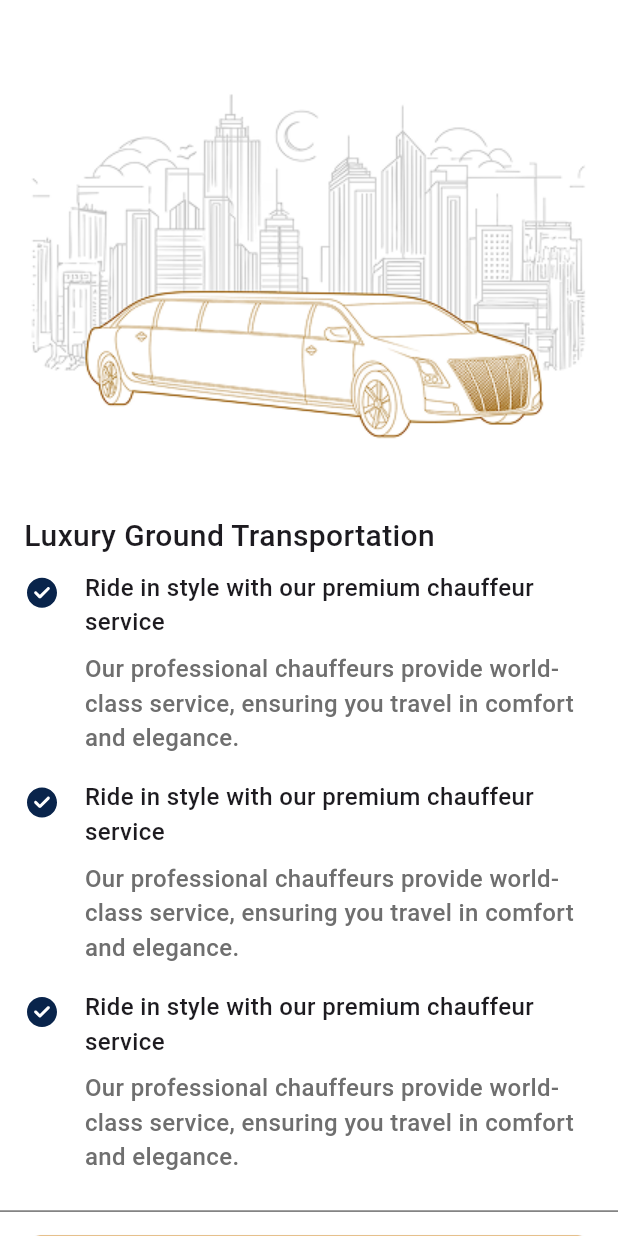
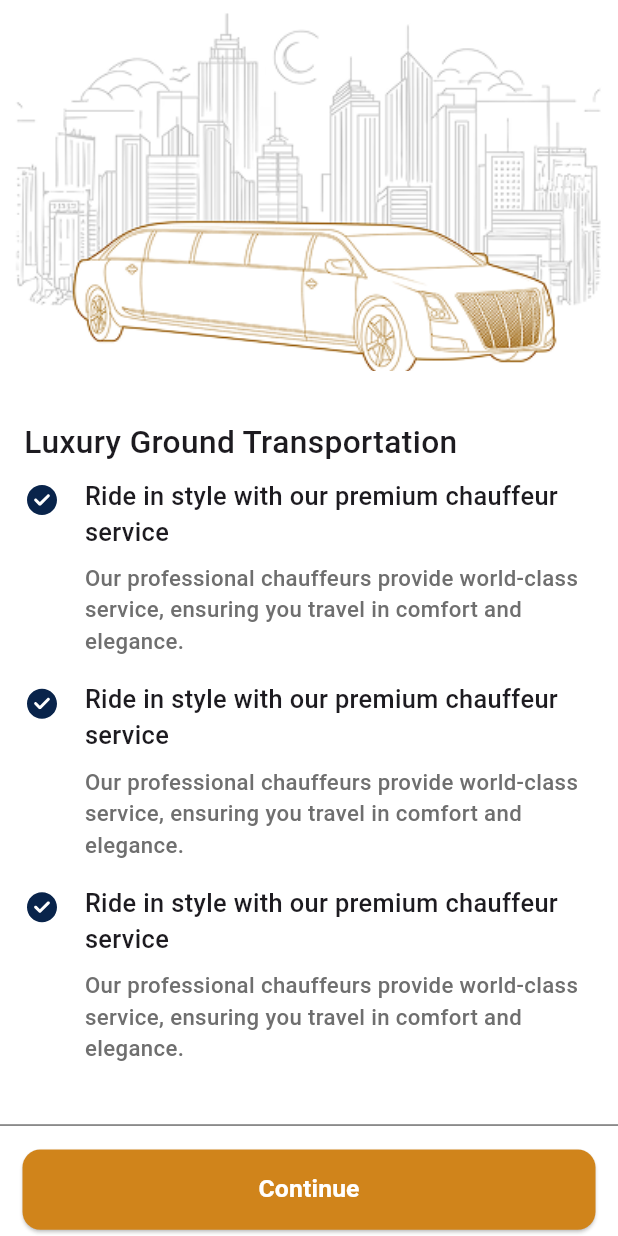
Before and after one commit to moizbhatti112/stitchmate, a Flutter app: the screen it shows after launch, after a tap on an icon or button, on a phone screen of 412 x 824 dp. Run offline on Flutter 3.47's test engine with Material 3 defaults, Android fonts, the phone set to English and light mode, and no system bars; our stand-ins replace flutter_svg, font_awesome_flutter, image_picker; Roboto replaces fonts that are missing (HelveticaNeueMedium, PP Neue Montreal); project files that could hold a hidden picture were left out.

Commit message:
made responsive

```diff
--- a/lib/features/home/ground_transport/views/welcome_screen.dart
+++ b/lib/features/home/ground_transport/views/welcome_screen.dart
@@ -9,164 +9,32 @@ class WelcomeScreen extends StatelessWidget {
   @override
   Widget build(BuildContext context) {
     final size = MediaQuery.sizeOf(context);
+    double responsiveFont(double fontSize) {
+      return size.width * (fontSize / 390); // Adjusting according to iPhone 14 width
+    }
+
     return Scaffold(
       backgroundColor: bgColor,
       body: SingleChildScrollView(
         child: Column(
           children: [
-            Image.asset('assets/images/limo.png'),
+            Image.asset('assets/images/limo.png',height: size.height*0.3,width: double.infinity,fit: BoxFit.cover,),
             Padding(
               padding: const EdgeInsets.symmetric(horizontal: 16),
               child: Column(
                 crossAxisAlignment: CrossAxisAlignment.start,
-                mainAxisAlignment: MainAxisAlignment.start,
                 children: [
-                  Align(
-                    alignment: Alignment.centerLeft,
-                    child: Text(
-                      'Luxury Ground Transportation',
-                      style: TextStyle(
-                        fontSize: 20,
-                        fontFamily: 'PP Neue Montreal',
-                        fontWeight: FontWeight.w500,
-                      ),
+                  SizedBox(height: size.height*0.04,),
+                  Text(
+                    'Luxury Ground Transportation',
+                    style: TextStyle(
+                      fontSize: responsiveFont(20),
+                      fontFamily: 'PP Neue Montreal',
+                      fontWeight: FontWeight.w500,
                     ),
                   ),
                   SizedBox(height: size.height * 0.01),
-                  Row(
-                    crossAxisAlignment:
-                        CrossAxisAlignment.start, // Align to the top
-                    children: [
-                      Padding(
-                        padding: const EdgeInsets.only(
-                          top: 3,
-                        ), // Fine-tune vertical alignment
-                        child: SvgPicture.asset('assets/icons/tick.svg'),
-                      ),
-                      SizedBox(width: size.width * 0.04),
-                      Column(
-                        crossAxisAlignment: CrossAxisAlignment.start,
-                        children: [
-                          Text(
-                            'Ride in style with our premium chauffeur',
-                            style: TextStyle(
-                              fontSize: 16,
-                              fontFamily: 'PP Neue Montreal',
-                              fontWeight: FontWeight.w500,
-                            ),
-                          ),
-                          Text(
-                            'service',
-                            style: TextStyle(
-                              fontSize: 16,
-                              fontFamily: 'PP Neue Montreal',
-                              fontWeight: FontWeight.w500,
-                            ),
-                          ),
-                          SizedBox(height: size.height * 0.01),
-                          Text(
-                            'Our professional chauffeurs provide world-\nclass service, ensuring you travel in comfort\nand elegance.',
-                            style: TextStyle(
-                              fontSize: 16,
-                              fontFamily: 'PP Neue Montreal',
-                              fontWeight: FontWeight.w500,
-                              color: grey,
-                            ),
-                          ),
-                        ],
-                      ),
-                    ],
-                  ),
-                  SizedBox(height: size.height * 0.02),
-                  Row(
-                    crossAxisAlignment:
-                        CrossAxisAlignment.start, // Align to the top
-                    children: [
-                      Padding(
-                        padding: const EdgeInsets.only(
-                          top: 3,
-                        ), // Fine-tune vertical alignment
-                        child: SvgPicture.asset('assets/icons/tick.svg'),
-                      ),
-                      SizedBox(width: size.width * 0.04),
-                      Column(
-                        crossAxisAlignment: CrossAxisAlignment.start,
-                        children: [
-                          Text(
-                            'Ride in style with our premium chauffeur',
-                            style: TextStyle(
-                              fontSize: 16,
-                              fontFamily: 'PP Neue Montreal',
-                              fontWeight: FontWeight.w500,
-                            ),
-                          ),
-                          Text(
-                            'service',
-                            style: TextStyle(
-                              fontSize: 16,
-                              fontFamily: 'PP Neue Montreal',
-                              fontWeight: FontWeight.w500,
-                            ),
-                          ),
-                          SizedBox(height: size.height * 0.01),
-                          Text(
-                            'Our professional chauffeurs provide world-\nclass service, ensuring you travel in comfort\nand elegance.',
-                            style: TextStyle(
-                              fontSize: 16,
-                              fontFamily: 'PP Neue Montreal',
-                              fontWeight: FontWeight.w500,
-                              color: grey,
-                            ),
-                          ),
-                        ],
-                      ),
-                    ],
-                  ),
-                  SizedBox(height: size.height * 0.02),
-                  Row(
-                    crossAxisAlignment:
-                        CrossAxisAlignment.start, // Align to the top
-                    children: [
-                      Padding(
-                        padding: const EdgeInsets.only(
-                          top: 3,
-                        ), // Fine-tune vertical alignment
-                        child: SvgPicture.asset('assets/icons/tick.svg'),
-                      ),
-                      SizedBox(width: size.width * 0.04),
-                      Column(
-                        crossAxisAlignment: CrossAxisAlignment.start,
-                        children: [
-                          Text(
-                            'Ride in style with our premium chauffeur',
-                            style: TextStyle(
-                              fontSize: 16,
-                              fontFamily: 'PP Neue Montreal',
-                              fontWeight: FontWeight.w500,
-                            ),
-                          ),
-                          Text(
-                            'service',
-                            style: TextStyle(
-                              fontSize: 16,
-                              fontFamily: 'PP Neue Montreal',
-                              fontWeight: FontWeight.w500,
-                            ),
-                          ),
-                          SizedBox(height: size.height * 0.01),
-                          Text(
-                            'Our professional chauffeurs provide world-\nclass service, ensuring you travel in comfort\nand elegance.',
-                            style: TextStyle(
-                              fontSize: 16,
-                              fontFamily: 'PP Neue Montreal',
-                              fontWeight: FontWeight.w500,
-                              color: grey,
-                            ),
-                          ),
-                        ],
-                      ),
-                    ],
-                  ),
+                  ...List.generate(3, (index) => _buildFeatureItem(size, responsiveFont)),
                   SizedBox(height: size.height * 0.02),
                 ],
               ),
@@ -184,4 +52,53 @@ class WelcomeScreen extends StatelessWidget {
       ),
     );
   }
+
+  Widget _buildFeatureItem(Size size, double Function(double) responsiveFont) {
+    return Padding(
+      padding: EdgeInsets.only(bottom: size.height * 0.02),
+      child: Row(
+        crossAxisAlignment: CrossAxisAlignment.start,
+        children: [
+          Padding(
+            padding: const EdgeInsets.only(top: 3),
+            child: SvgPicture.asset('assets/icons/tick.svg'),
+          ),
+          SizedBox(width: size.width * 0.04),
+          Expanded(
+            child: Column(
+              crossAxisAlignment: CrossAxisAlignment.start,
+              children: [
+                Text(
+                  'Ride in style with our premium chauffeur',
+                  style: TextStyle(
+                    fontSize: responsiveFont(16),
+                    fontFamily: 'PP Neue Montreal',
+                    fontWeight: FontWeight.w500,
+                  ),
+                ),
+                Text(
+                  'service',
+                  style: TextStyle(
+                    fontSize: responsiveFont(16),
+                    fontFamily: 'PP Neue Montreal',
+                    fontWeight: FontWeight.w500,
+                  ),
+                ),
+                SizedBox(height: size.height * 0.01),
+                Text(
+                  'Our professional chauffeurs provide world-class service, ensuring you travel in comfort and elegance.',
+                  style: TextStyle(
+                    fontSize: responsiveFont(14),
+                    fontFamily: 'PP Neue Montreal',
+                    fontWeight: FontWeight.w500,
+                    color: grey,
+                  ),
+                ),
+              ],
+            ),
+          ),
+        ],
+      ),
+    );
+  }
 }
```
